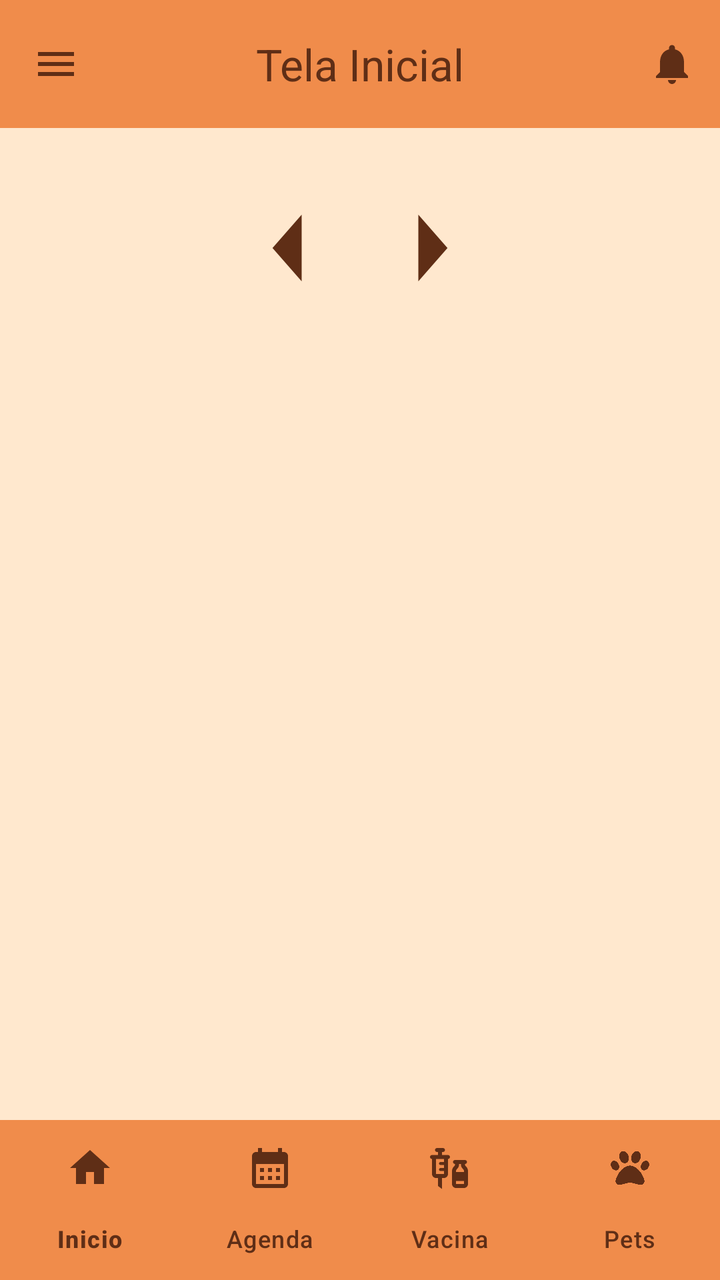
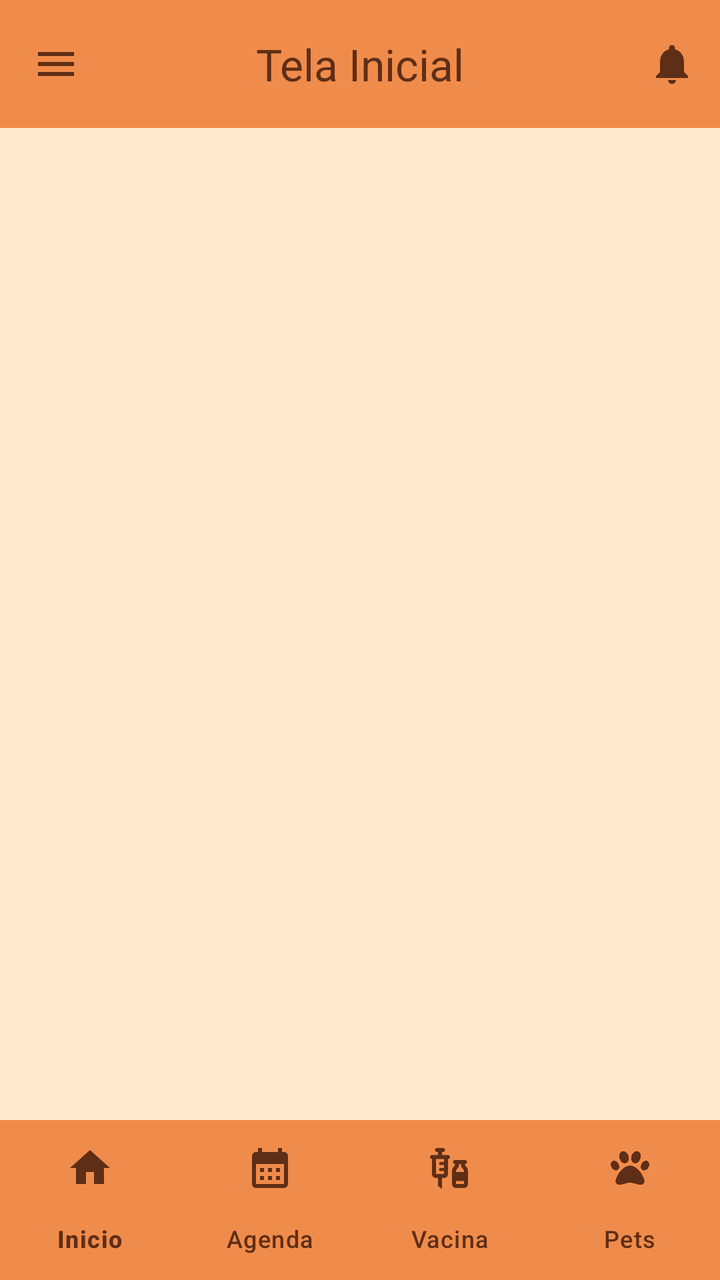

Compare the two renders of this Android layout. The source of the first and the diff that turns it into the second are given below.
<!-- AndroidManifest.xml: application theme Theme.ProtPetverso1 -->
<!-- res/layout/menu_layout.xml -->
<?xml version="1.0" encoding="utf-8"?>
<RelativeLayout xmlns:android="http://schemas.android.com/apk/res/android"
    xmlns:app="http://schemas.android.com/apk/res-auto"
    xmlns:tools="http://schemas.android.com/tools"
    android:id="@+id/main"
    android:layout_width="match_parent"
    android:layout_height="match_parent"
    android:background="#ffe8ce"
    tools:context=".MenuActivity">

    <com.google.android.material.appbar.MaterialToolbar
        android:id="@+id/toolbarMenu"
        android:layout_width="match_parent"
        android:layout_height="wrap_content"
        android:background="#f08c4b"
        android:fitsSystemWindows="false"
        app:menu="@menu/menu_main"
        app:navigationIcon="@drawable/ic_menu"
        app:navigationIconTint="@color/text_orange"
        app:title="Tela Inicial"
        app:titleCentered="true"
        app:titleTextColor="@color/text_orange" />

    <LinearLayout
        android:layout_width="wrap_content"
        android:layout_height="wrap_content"
        android:layout_below="@+id/toolbarMenu"
        android:layout_centerHorizontal="true"
        android:layout_marginTop="20dp"
        android:gravity="center_vertical"
        android:orientation="horizontal">

        <ImageButton
            android:id="@+id/btnAnterior"
            android:layout_width="70dp"
            android:layout_height="80dp"
            android:layout_marginHorizontal="-15dp"
            android:background="#00000000"
            android:scaleType="fitXY"
            android:src="@drawable/ic_arrow_left"
            app:tint="@color/text_orange" />

        <androidx.viewpager2.widget.ViewPager2
            android:id="@+id/viewPagerPets"
            android:layout_width="0dp"
            android:layout_height="180dp"
            android:layout_weight="1" />

        <ImageButton
            android:id="@+id/btnProximo"
            android:layout_width="70dp"
            android:layout_height="80dp"
            android:layout_marginHorizontal="-15dp"
            android:background="#00000000"
            android:scaleType="fitXY"
            android:src="@drawable/ic_arrow_right"
            app:tint="@color/text_orange" />
    </LinearLayout>

    <com.google.android.material.bottomnavigation.BottomNavigationView
        android:id="@+id/bottomNavbar"
        android:layout_width="match_parent"
        android:layout_height="wrap_content"
        android:layout_alignParentBottom="true"
        android:background="@color/primary_orange"

        android:fitsSystemWindows="false"
        app:itemActiveIndicatorStyle="@style/CustomActiveIndicator"
        app:itemIconTint="@color/text_orange"
        app:itemTextColor="@color/text_orange"
        app:labelMaxLines="1"
        app:labelVisibilityMode="labeled"
        app:menu="@menu/bottom_nav_menu" />

</RelativeLayout>
<!-- resources referenced by this layout -->
<resources>
  <color name="primary_orange">#f08c4b</color>
  <color name="text_orange">#5f2e16</color>
  <!-- drawable ic_arrow_left (drawable) -->
  <vector xmlns:android="http://schemas.android.com/apk/res/android" android:autoMirrored="true" android:height="24dp" android:tint="#000000" android:viewportHeight="24" android:viewportWidth="24" android:width="24dp">
        
      <path android:fillColor="@android:color/white" android:pathData="M14,7l-5,5 5,5V7z"/>
      
  </vector>
  <!-- drawable ic_arrow_right (drawable) -->
  <vector xmlns:android="http://schemas.android.com/apk/res/android" android:autoMirrored="true" android:height="24dp" android:tint="#000000" android:viewportHeight="24" android:viewportWidth="24" android:width="24dp">
        
      <path android:fillColor="@android:color/white" android:pathData="M10,17l5,-5 -5,-5v10z"/>
      
  </vector>
  <!-- drawable ic_menu (drawable) -->
  <vector xmlns:android="http://schemas.android.com/apk/res/android" android:height="24dp" android:tint="#000000" android:viewportHeight="24" android:viewportWidth="24" android:width="24dp">
        
      <path android:fillColor="@android:color/white" android:pathData="M3,18h18v-2L3,16v2zM3,13h18v-2L3,11v2zM3,6v2h18L21,6L3,6z"/>
      
  </vector>
  <style name="CustomActiveIndicator" parent="Widget.Material3.BottomNavigationView.ActiveIndicator">
          <item name="android:color">#FFE0B2</item>
          <item name="android:width">32dp</item>
          <item name="android:height">32dp</item>
          <item name="shapeAppearance">@style/ShapeAppearance.Material3.Corner.Full</item>
      </style>
  <style name="Theme.ProtPetverso1" parent="Base.Theme.ProtPetverso1">
      </style>
  <style name="Base.Theme.ProtPetverso1" parent="Theme.Material3.DayNight.NoActionBar">
          
          
      </style>
</resources>

<!-- the commit's change to res/layout/menu_layout.xml (unified diff, before → after) -->
@@ -21,41 +21,12 @@
         app:titleCentered="true"
         app:titleTextColor="@color/text_orange" />
 
-    <LinearLayout
-        android:layout_width="wrap_content"
-        android:layout_height="wrap_content"
-        android:layout_below="@+id/toolbarMenu"
-        android:layout_centerHorizontal="true"
-        android:layout_marginTop="20dp"
-        android:gravity="center_vertical"
-        android:orientation="horizontal">
-
-        <ImageButton
-            android:id="@+id/btnAnterior"
-            android:layout_width="70dp"
-            android:layout_height="80dp"
-            android:layout_marginHorizontal="-15dp"
-            android:background="#00000000"
-            android:scaleType="fitXY"
-            android:src="@drawable/ic_arrow_left"
-            app:tint="@color/text_orange" />
-
-        <androidx.viewpager2.widget.ViewPager2
-            android:id="@+id/viewPagerPets"
-            android:layout_width="0dp"
-            android:layout_height="180dp"
-            android:layout_weight="1" />
-
-        <ImageButton
-            android:id="@+id/btnProximo"
-            android:layout_width="70dp"
-            android:layout_height="80dp"
-            android:layout_marginHorizontal="-15dp"
-            android:background="#00000000"
-            android:scaleType="fitXY"
-            android:src="@drawable/ic_arrow_right"
-            app:tint="@color/text_orange" />
-    </LinearLayout>
+    <androidx.fragment.app.FragmentContainerView
+        android:id="@+id/fragmentContainer"
+        android:layout_width="match_parent"
+        android:layout_height="match_parent"
+        android:layout_below="@id/toolbarMenu"
+        android:layout_above="@id/bottomNavbar" />
 
     <com.google.android.material.bottomnavigation.BottomNavigationView
         android:id="@+id/bottomNavbar"
<!-- resource entries referenced after the edit -->
@@ -2,18 +2,6 @@
 <resources>
   <color name="primary_orange">#f08c4b</color>
   <color name="text_orange">#5f2e16</color>
-  <!-- drawable ic_arrow_left (drawable) -->
-  <vector xmlns:android="http://schemas.android.com/apk/res/android" android:autoMirrored="true" android:height="24dp" android:tint="#000000" android:viewportHeight="24" android:viewportWidth="24" android:width="24dp">
-        
-      <path android:fillColor="@android:color/white" android:pathData="M14,7l-5,5 5,5V7z"/>
-      
-  </vector>
-  <!-- drawable ic_arrow_right (drawable) -->
-  <vector xmlns:android="http://schemas.android.com/apk/res/android" android:autoMirrored="true" android:height="24dp" android:tint="#000000" android:viewportHeight="24" android:viewportWidth="24" android:width="24dp">
-        
-      <path android:fillColor="@android:color/white" android:pathData="M10,17l5,-5 -5,-5v10z"/>
-      
-  </vector>
   <!-- drawable ic_menu (drawable) -->
   <vector xmlns:android="http://schemas.android.com/apk/res/android" android:height="24dp" android:tint="#000000" android:viewportHeight="24" android:viewportWidth="24" android:width="24dp">
         
